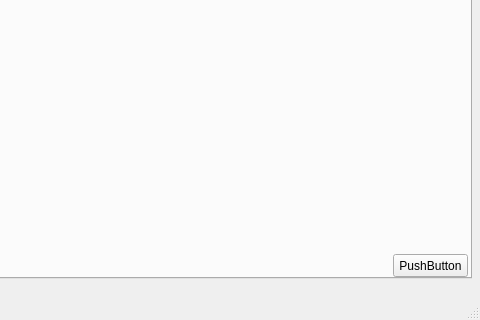
Above: ui/helloworld_4.ui from Johnny-Freeman/RF_device_ui before the change; both pictures show x 319 to 799 and y 212 to 532 of the 799 by 532 pixel window. Below: the same form after it.
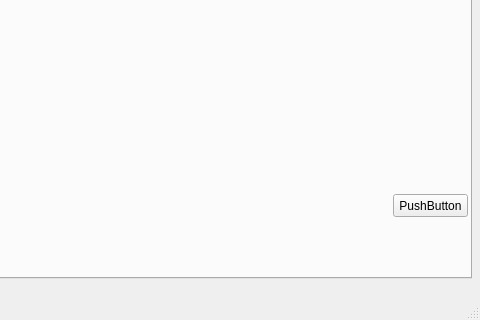
That is the form after the change.

What changed in the file:
```diff
--- a/ui/helloworld_4.ui
+++ b/ui/helloworld_4.ui
@@ -47,7 +47,7 @@
       <property name="geometry">
        <rect>
         <x>710</x>
-        <y>440</y>
+        <y>380</y>
         <width>75</width>
         <height>23</height>
        </rect>
```
